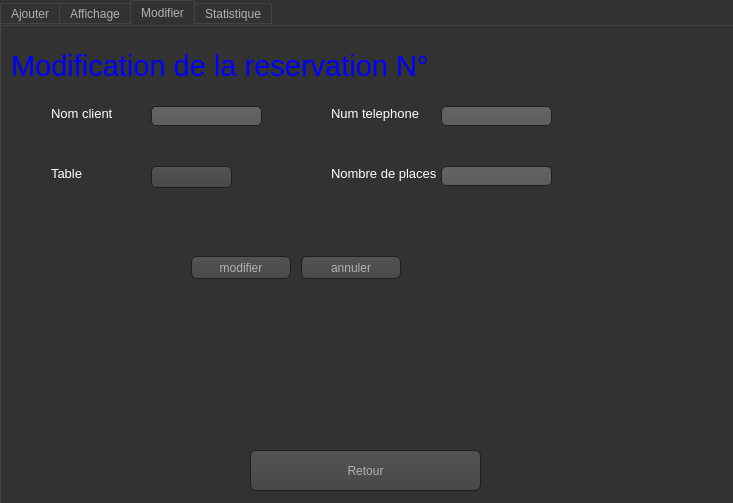
The window that gestion_reservation.ui (soumaya-nheri/Smart-Restaurant-2A27) describes before a commit, drawn with Qt 5.
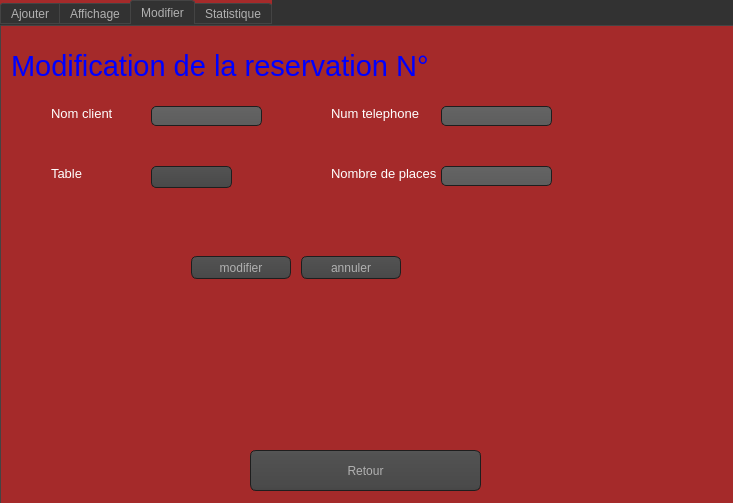
The same window after the commit. Icons and pictures are not drawn. Custom widgets are drawn as their Qt base class.

Patch:
```diff
--- a/gestion_reservation.ui
+++ b/gestion_reservation.ui
@@ -484,7 +484,465 @@
     </rect>
    </property>
    <property name="styleSheet">
-    <string notr="true"/>
+    <string notr="true">QToolTip
+{
+     border: 1px solid black;
+     background-color: #ffa02f;
+     padding: 1px;
+     border-radius: 3px;
+     opacity: 100;
+}
+
+QWidget
+{
+    color: #b1b1b1;
+    background-color: brown;
+}
+
+QWidget:item:hover
+{
+    background-color: QLinearGradient( x1: 0, y1: 0, x2: 0, y2: 1, stop: 0 #ffa02f, stop: 1 #ca0619);
+    color: #000000;
+}
+
+QWidget:item:selected
+{
+    background-color: QLinearGradient( x1: 0, y1: 0, x2: 0, y2: 1, stop: 0 #ffa02f, stop: 1 #d7801a);
+}
+
+QMenuBar::item
+{
+    background: transparent;
+}
+
+QMenuBar::item:selected
+{
+    background: transparent;
+    border: 1px solid #ffaa00;
+}
+
+QMenuBar::item:pressed
+{
+    background: #444;
+    border: 1px solid #000;
+    background-color: QLinearGradient(
+        x1:0, y1:0,
+        x2:0, y2:1,
+        stop:1 #212121,
+        stop:0.4 #343434/*,
+        stop:0.2 #343434,
+        stop:0.1 #ffaa00*/
+    );
+    margin-bottom:-1px;
+    padding-bottom:1px;
+}
+
+QMenu
+{
+    border: 1px solid #000;
+}
+
+QMenu::item
+{
+    padding: 2px 20px 2px 20px;
+}
+
+QMenu::item:selected
+{
+    color: #000000;
+}
+
+QWidget:disabled
+{
+    color: #404040;
+    background-color: #323232;
+}
+
+QAbstractItemView
+{
+    background-color: QLinearGradient( x1: 0, y1: 0, x2: 0, y2: 1, stop: 0 #4d4d4d, stop: 0.1 #646464, stop: 1 #5d5d5d);
+}
+
+QWidget:focus
+{
+    /*border: 2px solid QLinearGradient( x1: 0, y1: 0, x2: 0, y2: 1, stop: 0 #ffa02f, stop: 1 #d7801a);*/
+}
+
+QLineEdit
+{
+    background-color: QLinearGradient( x1: 0, y1: 0, x2: 0, y2: 1, stop: 0 #4d4d4d, stop: 0 #646464, stop: 1 #5d5d5d);
+    padding: 1px;
+    border-style: solid;
+    border: 1px solid #1e1e1e;
+    border-radius: 5;
+}
+
+QPushButton
+{
+    color: #b1b1b1;
+    background-color: QLinearGradient( x1: 0, y1: 0, x2: 0, y2: 1, stop: 0 #565656, stop: 0.1 #525252, stop: 0.5 #4e4e4e, stop: 0.9 #4a4a4a, stop: 1 #464646);
+    border-width: 1px;
+    border-color: #1e1e1e;
+    border-style: solid;
+    border-radius: 6;
+    padding: 3px;
+    font-size: 12px;
+    padding-left: 5px;
+    padding-right: 5px;
+}
+
+QPushButton:pressed
+{
+    background-color: QLinearGradient( x1: 0, y1: 0, x2: 0, y2: 1, stop: 0 #2d2d2d, stop: 0.1 #2b2b2b, stop: 0.5 #292929, stop: 0.9 #282828, stop: 1 #252525);
+}
+
+QComboBox
+{
+    selection-background-color: #ffaa00;
+    background-color: QLinearGradient( x1: 0, y1: 0, x2: 0, y2: 1, stop: 0 #565656, stop: 0.1 #525252, stop: 0.5 #4e4e4e, stop: 0.9 #4a4a4a, stop: 1 #464646);
+    border-style: solid;
+    border: 1px solid #1e1e1e;
+    border-radius: 5;
+}
+
+QComboBox:hover,QPushButton:hover
+{
+    border: 2px solid QLinearGradient( x1: 0, y1: 0, x2: 0, y2: 1, stop: 0 #ffa02f, stop: 1 #d7801a);
+}
+
+
+QComboBox:on
+{
+    padding-top: 3px;
+    padding-left: 4px;
+    background-color: QLinearGradient( x1: 0, y1: 0, x2: 0, y2: 1, stop: 0 #2d2d2d, stop: 0.1 #2b2b2b, stop: 0.5 #292929, stop: 0.9 #282828, stop: 1 #252525);
+    selection-background-color: #ffaa00;
+}
+
+QComboBox QAbstractItemView
+{
+    border: 2px solid darkgray;
+    selection-background-color: QLinearGradient( x1: 0, y1: 0, x2: 0, y2: 1, stop: 0 #ffa02f, stop: 1 #d7801a);
+}
+
+QComboBox::drop-down
+{
+     subcontrol-origin: padding;
+     subcontrol-position: top right;
+     width: 15px;
+
+     border-left-width: 0px;
+     border-left-color: darkgray;
+     border-left-style: solid; /* just a single line */
+     border-top-right-radius: 3px; /* same radius as the QComboBox */
+     border-bottom-right-radius: 3px;
+ }
+
+QComboBox::down-arrow
+{
+     image: url(:/down_arrow.png);
+}
+
+QGroupBox:focus
+{
+border: 2px solid QLinearGradient( x1: 0, y1: 0, x2: 0, y2: 1, stop: 0 #ffa02f, stop: 1 #d7801a);
+}
+
+QTextEdit:focus
+{
+    border: 2px solid QLinearGradient( x1: 0, y1: 0, x2: 0, y2: 1, stop: 0 #ffa02f, stop: 1 #d7801a);
+}
+
+QScrollBar:horizontal {
+     border: 1px solid #222222;
+     background: QLinearGradient( x1: 0, y1: 0, x2: 0, y2: 1, stop: 0.0 #121212, stop: 0.2 #282828, stop: 1 #484848);
+     height: 7px;
+     margin: 0px 16px 0 16px;
+}
+
+QScrollBar::handle:horizontal
+{
+      background: QLinearGradient( x1: 0, y1: 0, x2: 1, y2: 0, stop: 0 #ffa02f, stop: 0.5 #d7801a, stop: 1 #ffa02f);
+      min-height: 20px;
+      border-radius: 2px;
+}
+
+QScrollBar::add-line:horizontal {
+      border: 1px solid #1b1b19;
+      border-radius: 2px;
+      background: QLinearGradient( x1: 0, y1: 0, x2: 1, y2: 0, stop: 0 #ffa02f, stop: 1 #d7801a);
+      width: 14px;
+      subcontrol-position: right;
+      subcontrol-origin: margin;
+}
+
+QScrollBar::sub-line:horizontal {
+      border: 1px solid #1b1b19;
+      border-radius: 2px;
+      background: QLinearGradient( x1: 0, y1: 0, x2: 1, y2: 0, stop: 0 #ffa02f, stop: 1 #d7801a);
+      width: 14px;
+     subcontrol-position: left;
+     subcontrol-origin: margin;
+}
+
+QScrollBar::right-arrow:horizontal, QScrollBar::left-arrow:horizontal
+{
+      border: 1px solid black;
+      width: 1px;
+      height: 1px;
+      background: white;
+}
+
+QScrollBar::add-page:horizontal, QScrollBar::sub-page:horizontal
+{
+      background: none;
+}
+
+QScrollBar:vertical
+{
+      background: QLinearGradient( x1: 0, y1: 0, x2: 1, y2: 0, stop: 0.0 #121212, stop: 0.2 #282828, stop: 1 #484848);
+      width: 7px;
+      margin: 16px 0 16px 0;
+      border: 1px solid #222222;
+}
+
+QScrollBar::handle:vertical
+{
+      background: QLinearGradient( x1: 0, y1: 0, x2: 0, y2: 1, stop: 0 #ffa02f, stop: 0.5 #d7801a, stop: 1 #ffa02f);
+      min-height: 20px;
+      border-radius: 2px;
+}
+
+QScrollBar::add-line:vertical
+{
+      border: 1px solid #1b1b19;
+      border-radius: 2px;
+      background: QLinearGradient( x1: 0, y1: 0, x2: 0, y2: 1, stop: 0 #ffa02f, stop: 1 #d7801a);
+      height: 14px;
+      subcontrol-position: bottom;
+      subcontrol-origin: margin;
+}
+
+QScrollBar::sub-line:vertical
+{
+      border: 1px solid #1b1b19;
+      border-radius: 2px;
+      background: QLinearGradient( x1: 0, y1: 0, x2: 0, y2: 1, stop: 0 #d7801a, stop: 1 #ffa02f);
+      height: 14px;
+      subcontrol-position: top;
+      subcontrol-origin: margin;
+}
+
+QScrollBar::up-arrow:vertical, QScrollBar::down-arrow:vertical
+{
+      border: 1px solid black;
+      width: 1px;
+      height: 1px;
+      background: white;
+}
+
+
+QScrollBar::add-page:vertical, QScrollBar::sub-page:vertical
+{
+      background: none;
+}
+
+QTextEdit
+{
+    background-color: #242424;
+}
+
+QPlainTextEdit
+{
+    background-color: #242424;
+}
+
+QHeaderView::section
+{
+    background-color: QLinearGradient(x1:0, y1:0, x2:0, y2:1, stop:0 #616161, stop: 0.5 #505050, stop: 0.6 #434343, stop:1 #656565);
+    color: white;
+    padding-left: 4px;
+    border: 1px solid #6c6c6c;
+}
+
+QCheckBox:disabled
+{
+color: #414141;
+}
+
+QDockWidget::title
+{
+    text-align: center;
+    spacing: 3px; /* spacing between items in the tool bar */
+    background-color: QLinearGradient(x1:0, y1:0, x2:0, y2:1, stop:0 #323232, stop: 0.5 #242424, stop:1 #323232);
+}
+
+QDockWidget::close-button, QDockWidget::float-button
+{
+    text-align: center;
+    spacing: 1px; /* spacing between items in the tool bar */
+    background-color: QLinearGradient(x1:0, y1:0, x2:0, y2:1, stop:0 #323232, stop: 0.5 #242424, stop:1 #323232);
+}
+
+QDockWidget::close-button:hover, QDockWidget::float-button:hover
+{
+    background: #242424;
+}
+
+QDockWidget::close-button:pressed, QDockWidget::float-button:pressed
+{
+    padding: 1px -1px -1px 1px;
+}
+
+QMainWindow::separator
+{
+    background-color: QLinearGradient(x1:0, y1:0, x2:0, y2:1, stop:0 #161616, stop: 0.5 #151515, stop: 0.6 #212121, stop:1 #343434);
+    color: white;
+    padding-left: 4px;
+    border: 1px solid #4c4c4c;
+    spacing: 3px; /* spacing between items in the tool bar */
+}
+
+QMainWindow::separator:hover
+{
+
+    background-color: QLinearGradient(x1:0, y1:0, x2:0, y2:1, stop:0 #d7801a, stop:0.5 #b56c17 stop:1 #ffa02f);
+    color: white;
+    padding-left: 4px;
+    border: 1px solid #6c6c6c;
+    spacing: 3px; /* spacing between items in the tool bar */
+}
+
+QToolBar::handle
+{
+     spacing: 3px; /* spacing between items in the tool bar */
+     background: url(:/images/handle.png);
+}
+
+QMenu::separator
+{
+    height: 2px;
+    background-color: QLinearGradient(x1:0, y1:0, x2:0, y2:1, stop:0 #161616, stop: 0.5 #151515, stop: 0.6 #212121, stop:1 #343434);
+    color: white;
+    padding-left: 4px;
+    margin-left: 10px;
+    margin-right: 5px;
+}
+
+QProgressBar
+{
+    border: 2px solid grey;
+    border-radius: 5px;
+    text-align: center;
+}
+
+QProgressBar::chunk
+{
+    background-color: #d7801a;
+    width: 2.15px;
+    margin: 0.5px;
+}
+
+QTabBar::tab {
+    color: #b1b1b1;
+    border: 1px solid #444;
+    border-bottom-style: none;
+    background-color: #323232;
+    padding-left: 10px;
+    padding-right: 10px;
+    padding-top: 3px;
+    padding-bottom: 2px;
+    margin-right: -1px;
+}
+
+QTabWidget::pane {
+    border: 1px solid #444;
+    top: 1px;
+}
+
+QTabBar::tab:last
+{
+    margin-right: 0; /* the last selected tab has nothing to overlap with on the right */
+    border-top-right-radius: 3px;
+}
+
+QTabBar::tab:first:!selected
+{
+ margin-left: 0px; /* the last selected tab has nothing to overlap with on the right */
+
+
+    border-top-left-radius: 3px;
+}
+
+QTabBar::tab:!selected
+{
+    color: #b1b1b1;
+    border-bottom-style: solid;
+    margin-top: 3px;
+    background-color: QLinearGradient(x1:0, y1:0, x2:0, y2:1, stop:1 #212121, stop:.4 #343434);
+}
+
+QTabBar::tab:selected
+{
+    border-top-left-radius: 3px;
+    border-top-right-radius: 3px;
+    margin-bottom: 0px;
+}
+
+QTabBar::tab:!selected:hover
+{
+    /*border-top: 2px solid #ffaa00;
+    padding-bottom: 3px;*/
+    border-top-left-radius: 3px;
+    border-top-right-radius: 3px;
+    background-color: QLinearGradient(x1:0, y1:0, x2:0, y2:1, stop:1 #212121, stop:0.4 #343434, stop:0.2 #343434, stop:0.1 #ffaa00);
+}
+
+QRadioButton::indicator:checked, QRadioButton::indicator:unchecked{
+    color: #b1b1b1;
+    background-color: #323232;
+    border: 1px solid #b1b1b1;
+    border-radius: 6px;
+}
+
+QRadioButton::indicator:checked
+{
+    background-color: qradialgradient(
+        cx: 0.5, cy: 0.5,
+        fx: 0.5, fy: 0.5,
+        radius: 1.0,
+        stop: 0.25 #ffaa00,
+        stop: 0.3 #323232
+    );
+}
+
+QCheckBox::indicator{
+    color: #b1b1b1;
+    background-color: #323232;
+    border: 1px solid #b1b1b1;
+    width: 9px;
+    height: 9px;
+}
+
+QRadioButton::indicator
+{
+    border-radius: 6px;
+}
+
+QRadioButton::indicator:hover, QCheckBox::indicator:hover
+{
+    border: 1px solid #ffaa00;
+}
+
+QCheckBox::indicator:checked
+{
+    image:url(:/images/checkbox.png);
+}
+
+QCheckBox::indicator:disabled, QRadioButton::indicator:disabled
+{
+    border: 1px solid #444;
+}</string>
    </property>
    <property name="currentIndex">
     <number>2</number>
```
